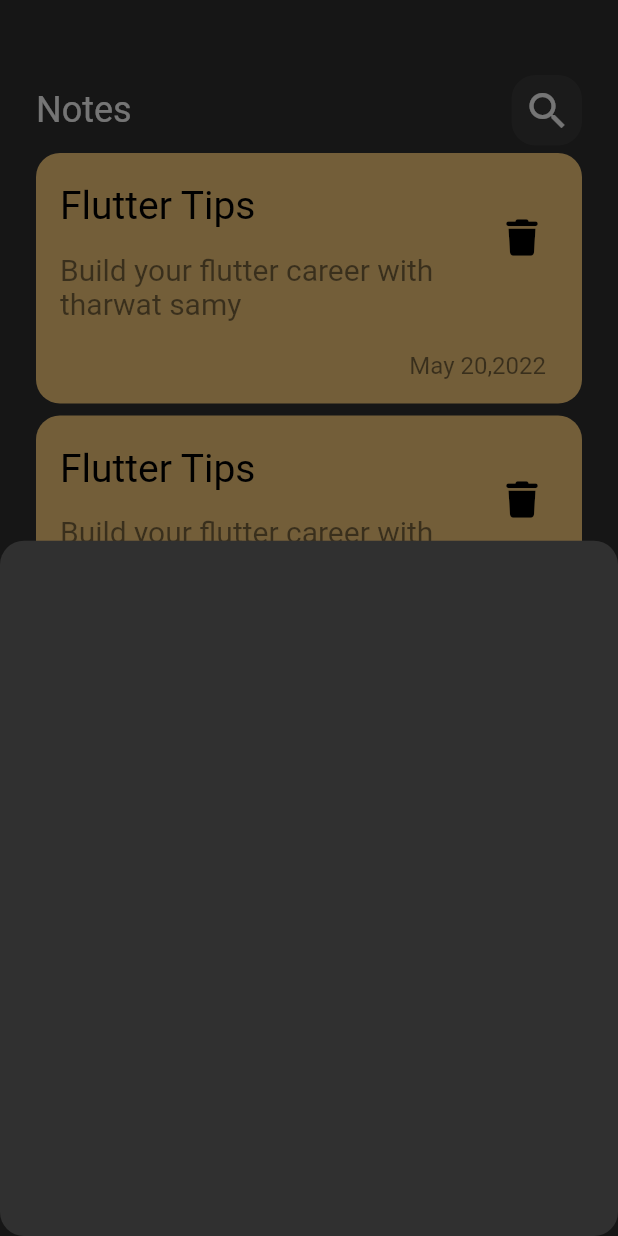
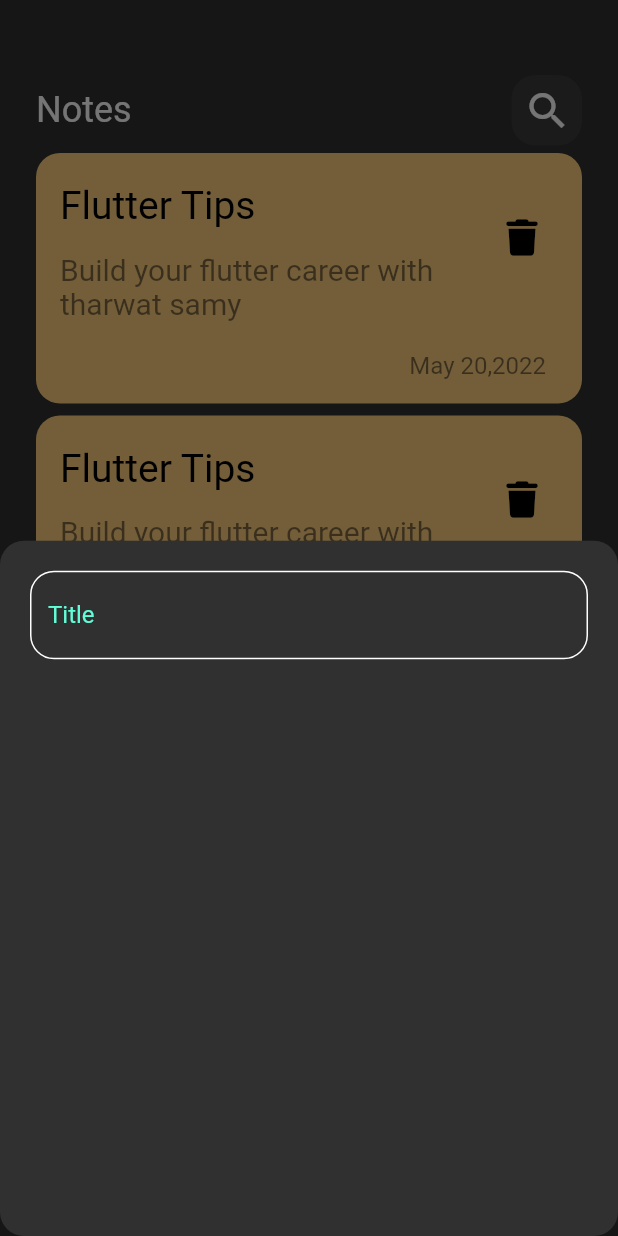
Before and after one commit to hasnaanagy/Notes_App, a Flutter app: the screen it shows after launch, after a tap on the "add" icon, on a phone screen of 412 x 824 dp. Run offline on Flutter 3.47's test engine with Material 2 defaults, Android fonts, the phone set to English and light mode, and no system bars; our stand-ins replace font_awesome_flutter; Roboto replaces fonts that are missing (assests/fonts/Poppins-Regular.ttf).

Commit message:
create custom text field

```diff
--- /dev/null
+++ b/lib/constants.dart
@@ -0,0 +1,3 @@
+import 'package:flutter/material.dart';
+
+const Kprimarycolor = const Color(0xff62FCD7);
--- /dev/null
+++ b/lib/views/widgets/custom_text_field.dart
@@ -0,0 +1,29 @@
+import 'package:flutter/material.dart';
+import 'package:notesapp/constants.dart';
+
+class CustomTextField extends StatelessWidget {
+  const CustomTextField({super.key});
+
+  @override
+  Widget build(BuildContext context) {
+    return TextField(
+      cursorColor: Kprimarycolor,
+      decoration: InputDecoration(
+        hintText: 'Title',
+        hintStyle: TextStyle(color: Kprimarycolor),
+        border: buildBorder(),
+        enabledBorder: buildBorder(),
+        focusedBorder: buildBorder(Kprimarycolor),
+      ),
+    );
+  }
+
+  OutlineInputBorder buildBorder([Color]) {
+    return OutlineInputBorder(
+      borderSide: BorderSide(
+        color: Color ?? Colors.white,
+      ),
+      borderRadius: BorderRadius.circular(16),
+    );
+  }
+}
--- a/lib/views/widgets/note_sheet.dart
+++ b/lib/views/widgets/note_sheet.dart
@@ -1,4 +1,5 @@
 import 'package:flutter/material.dart';
+import 'package:notesapp/views/widgets/custom_text_field.dart';
 
 class NotesBottomSheet extends StatelessWidget {
   const NotesBottomSheet({super.key});
@@ -9,8 +10,13 @@ class NotesBottomSheet extends StatelessWidget {
       decoration: BoxDecoration(
         borderRadius: BorderRadius.circular(16),
       ),
-      child: Column(
-        children: [],
+      child: const Padding(
+        padding: EdgeInsets.symmetric(vertical: 20, horizontal: 20),
+        child: Column(
+          children: [
+            CustomTextField(),
+          ],
+        ),
       ),
     );
   }
```
